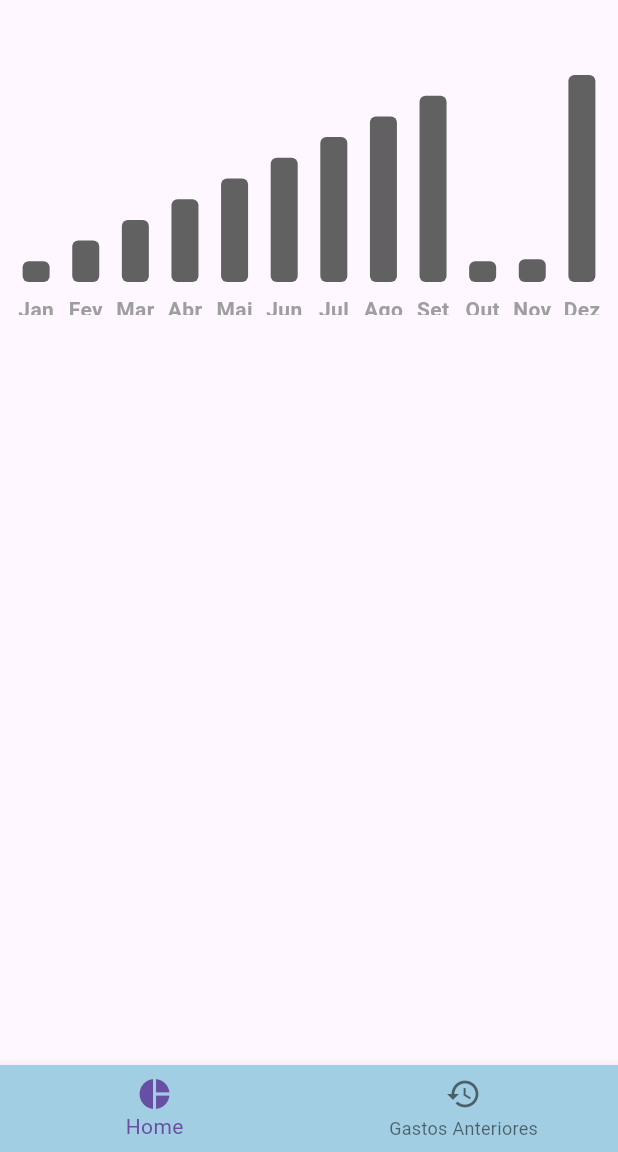
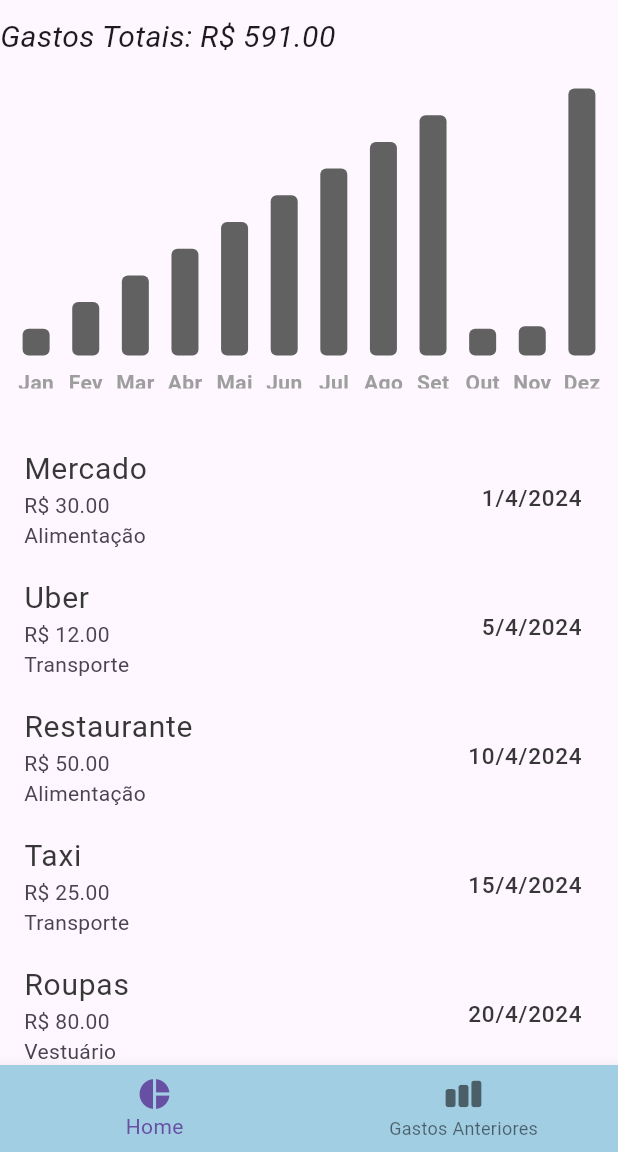
Before and after one commit to murilo-l1/projeto-disp-moveis, a Flutter app: the screen it shows after launch, item 2 of the bottom bar chosen, on a phone screen of 412 x 824 dp, the part 84-1236 px from its top. Run offline on Flutter 3.47's test engine with Material 3 defaults, Android fonts, the phone set to English and light mode, and no system bars; drawn by our look-alikes of fl_chart; our stand-ins replace flutter_svg, isar; accounts and stored records are empty.

Commit message:
BarChart and ScrollListView added to HistoricalPage

```diff
--- /dev/null
+++ b/expense_tracker/lib/charts/bar_chart.dart
@@ -0,0 +1,214 @@
+import 'package:fl_chart/fl_chart.dart';
+import 'package:flutter/material.dart';
+
+/* class _BarChart extends StatefulWidget {
+  const _BarChart({super.key});
+
+  @override
+  State<_BarChart> createState() => _BarChartState();
+} */
+
+/* class _BarChartState extends State<_BarChart>{
+  final List<double> monthExpenses = [
+    10.0,
+    20.0,
+    30.0,
+    40.0,
+    50.0,
+    60.0,
+    70.0,
+    80.0,
+    90.0,
+    10.0,
+    11.0,
+    120.0
+  ];
+
+  @override
+  Widget build(BuildContext context) {
+    return _BarChart(monthExpenses: expenseList);
+  }
+
+
+
+
+
+} */
+
+
+//criar um grafico de barras com 12 barras, uma para cada mes do ano
+class IndividualBar {
+  final int x;
+  final double y;
+
+  IndividualBar({
+    required this.x,
+    required this.y
+    });
+}
+
+class BarData{
+  final double januaryAmount;
+  final double februaryAmout;
+  final double marchAmout;
+  final double aprilAmount;
+  final double mayAmount;
+  final double juneAmount;
+  final double julyAmount;
+  final double augustAmount;
+  final double septemberAmount;
+  final double octoberAmount;
+  final double novemberAmount;
+  final double decemberAmount;
+
+  BarData({
+    required this.januaryAmount,
+    required this.februaryAmout,
+    required this.marchAmout,
+    required this.aprilAmount,
+    required this.mayAmount,
+    required this.juneAmount,
+    required this.julyAmount,
+    required this.augustAmount,
+    required this.septemberAmount,
+    required this.octoberAmount,
+    required this.novemberAmount,
+    required this.decemberAmount
+  });
+
+  List<IndividualBar> barData = [];
+
+
+  //inicializando os valores das barras respectivos aos gastos de cada mes
+  void initializeBarData(){
+      barData = [
+        IndividualBar(x: 0, y: januaryAmount),
+        IndividualBar(x: 1, y: februaryAmout),
+        IndividualBar(x: 2, y: marchAmout),
+        IndividualBar(x: 3, y: aprilAmount),
+        IndividualBar(x: 4, y: mayAmount),
+        IndividualBar(x: 5, y: juneAmount),
+        IndividualBar(x: 6, y: julyAmount),
+        IndividualBar(x: 7, y: augustAmount),
+        IndividualBar(x: 8, y: septemberAmount),
+        IndividualBar(x: 9, y: octoberAmount),
+        IndividualBar(x: 10, y: novemberAmount),
+        IndividualBar(x: 11, y: decemberAmount),
+        ];
+
+  }
+}
+
+
+class _BarChart extends StatelessWidget {
+  final List monthExpenses;
+  const _BarChart({super.key, required this.monthExpenses});
+
+  @override
+  Widget build(BuildContext context) {
+    BarData barData = BarData(
+      januaryAmount: monthExpenses[0],
+      februaryAmout: monthExpenses[1],
+      marchAmout: monthExpenses[2],
+      aprilAmount: monthExpenses[3],
+      mayAmount: monthExpenses[4],
+      juneAmount: monthExpenses[5],
+      julyAmount:  monthExpenses[6],
+      augustAmount: monthExpenses[7],
+       septemberAmount: monthExpenses[8],
+       octoberAmount: monthExpenses[9],
+       novemberAmount: monthExpenses[10],
+       decemberAmount: monthExpenses[11],
+       );
+      barData.initializeBarData();
+
+    return BarChart(
+      BarChartData(
+        maxY: 100,
+        minY: 0,
+        gridData: FlGridData(show: false),
+        borderData: FlBorderData(show: false),
+        titlesData: FlTitlesData(
+          show: true,
+          topTitles: AxisTitles(sideTitles: SideTitles(showTitles: false)),
+          leftTitles: AxisTitles(sideTitles: SideTitles(showTitles: false)),
+          rightTitles: AxisTitles(sideTitles: SideTitles(showTitles: false)),
+          // aqui a gente vai chamar a função que muda as coisas de numeros para meses
+          bottomTitles: AxisTitles(sideTitles: SideTitles(
+            showTitles: true,
+            getTitlesWidget: getBottomTitles,
+          ),
+          ),
+          ),
+        barGroups: barData.barData.
+        map(
+          (data) => BarChartGroupData(
+          x: data.x,
+          barRods: [
+            BarChartRodData(
+              toY: data.y,
+              color: Colors.grey[700],
+              width: 18,
+              borderRadius: BorderRadius.circular(4),
+              )
+          ],
+        )).toList(),
+      ),
+    );
+  }
+}
+
+Widget getBottomTitles(double value, TitleMeta meta){
+
+  const style = TextStyle(
+    color: Colors.grey,
+    fontWeight: FontWeight.bold,
+    fontSize: 14,
+  );
+
+  Widget text;
+
+  switch(value.toInt()){
+    case 0:
+      text = Text('Jan', style: style);
+      break;
+    case 1:
+      text = Text('Fev', style: style);
+      break;
+    case 2:
+      text = Text('Mar', style: style);
+      break;
+    case 3:
+      text = Text('Abr', style: style);
+      break;
+    case 4:
+      text = Text('Mai', style: style);
+      break;
+    case 5:
+      text = Text('Jun', style: style);
+      break;
+    case 6:
+      text = Text('Jul', style: style);
+      break;
+    case 7:
+      text = Text('Ago', style: style);
+      break;
+    case 8:
+      text = Text('Set', style: style);
+      break;
+    case 9:
+      text = Text('Out', style: style);
+      break;
+    case 10:
+      text = Text('Nov', style: style);
+      break;
+    case 11:
+      text = Text('Dez', style: style);
+      break;
+    default:
+      text = Text('', style: style);
+}
+
+  return SideTitleWidget(child: text, axisSide: meta.axisSide);
+
+}
--- a/expense_tracker/lib/pages/historical.dart
+++ b/expense_tracker/lib/pages/historical.dart
@@ -25,6 +25,21 @@ class _HistoricalPageState extends State<HistoricalPage> {
     120.0
   ];
 
+  List<Expense> expenses = [
+    Expense(name: 'Mercado', date: DateTime(2024, 4, 1), amount: 30.0, category: 'Alimentação'),
+    Expense(date: DateTime(2024, 4, 5), amount: 12.0, category: 'Transporte', name: 'Uber'),
+    Expense(name: 'Restaurante', date: DateTime(2024, 4, 10), amount: 50.0, category: 'Alimentação'),
+    Expense(date: DateTime(2024, 4, 15), amount: 25.0, category: 'Transporte', name: 'Taxi'),
+    Expense(name: 'Roupas', date: DateTime(2024, 4, 20), amount: 80.0, category: 'Vestuário'),
+    Expense(date: DateTime(2024, 4, 25), amount: 40.0, category: 'Transporte', name: 'Ônibus'),
+    Expense(name: 'Cinema', date: DateTime(2024, 4, 28), amount: 35.0, category: 'Lazer'),
+    Expense(date: DateTime(2024, 4, 30), amount: 20.0, category: 'Lazer', name: 'Parque'),
+    Expense(name: 'Viagem', date: DateTime(2024, 4, 30), amount: 200.0, category: 'Lazer'),
+    Expense(date: DateTime(2024, 4, 30), amount: 15.0, category: 'Lazer', name: 'Museu'),
+    Expense(name: 'Livros', date: DateTime(2024, 4, 30), amount: 50.0, category: 'Lazer'),
+    // mais despesas conforme necessário (vai virar banco de dados)
+  ];
+
   @override
   Widget build(BuildContext context) {
     return Scaffold(
@@ -33,18 +48,24 @@ class _HistoricalPageState extends State<HistoricalPage> {
         crossAxisAlignment: CrossAxisAlignment.stretch,
         children: [
           SizedBox(height: 10),
+          Text(
+            'Gastos Totais: R\$ ${calculateTotalExpenses(monthExpenses).toStringAsFixed(2)}' ,
+            textAlign: TextAlign.left,
+            style: TextStyle(
+              fontSize: 20,
+              fontStyle: FontStyle.italic,
+            ),
+          ),
           Padding(
-            padding: const EdgeInsets.only(top: 40.0), // Adjust as needed
+            padding: const EdgeInsets.only(top: 20), // Ajuste conforme necessário
             child: SizedBox(
-              height: 160, // Adjust the height as needed
+              height: 200,
               child: _BarChart(monthExpenses: monthExpenses),
             ),
           ),
-          /* Expanded(
-            child: SingleChildScrollView(
-              child: ExpenseScrollList(),
-            ),
-          ), */
+          SizedBox(height: 30),
+          // aqui ficara a lista de historico de gastos
+          buildScrollExpenseList(expenses),
           ],
       ),
       bottomNavigationBar: buildBottomNavigationBar(context),
@@ -118,7 +139,7 @@ class BarData{
 
 class _BarChart extends StatelessWidget {
   final List monthExpenses;
-  const _BarChart({super.key, required this.monthExpenses});
+  const _BarChart({Key? key, required this.monthExpenses}) : super(key: key);
 
   @override
   Widget build(BuildContext context) {
@@ -129,7 +150,7 @@ class _BarChart extends StatelessWidget {
       aprilAmount: monthExpenses[3],
       mayAmount: monthExpenses[4],
       juneAmount: monthExpenses[5],
-      julyAmount:  monthExpenses[6],
+      julyAmount: monthExpenses[6],
       augustAmount: monthExpenses[7],
       septemberAmount: monthExpenses[8],
       octoberAmount: monthExpenses[9],
@@ -138,7 +159,9 @@ class _BarChart extends StatelessWidget {
     );
     barData.initializeBarData();
 
-    return BarChart(
+    return Container(
+      height: 250,
+      child: BarChart(
         BarChartData(
           maxY: 100,
           minY: 0,
@@ -149,14 +172,14 @@ class _BarChart extends StatelessWidget {
             topTitles: AxisTitles(sideTitles: SideTitles(showTitles: false)),
             leftTitles: AxisTitles(sideTitles: SideTitles(showTitles: false)),
             rightTitles: AxisTitles(sideTitles: SideTitles(showTitles: false)),
-          // aqui a gente vai chamar a função que muda as coisas de numeros para meses
-          bottomTitles: AxisTitles(sideTitles: SideTitles(
+            bottomTitles: AxisTitles(
+              sideTitles: SideTitles(
                 showTitles: true,
                 getTitlesWidget: getBottomTitles,
-          ))
               ),
-        barGroups: barData.barData.
-        map(
+            ),
+          ),
+          barGroups: barData.barData.map(
             (data) => BarChartGroupData(
               x: data.x,
               barRods: [
@@ -167,7 +190,9 @@ class _BarChart extends StatelessWidget {
                   borderRadius: BorderRadius.circular(4),
                 )
               ],
-        )).toList(),
+            ),
+          ).toList(),
+        ),
       ),
     );
   }
@@ -228,36 +253,68 @@ Widget getBottomTitles(double value, TitleMeta meta){
 
 }
 
-//criar um historico scrollavel com apenas um item por hora como exemplo
+double calculateTotalExpenses(List<double> monthExpenses){
+  double total = 0;
+  for (int i = 0; i < monthExpenses.length; i++){
+    total += monthExpenses[i];
+  }
+  return total;
+}
 
-//criar um historico scrollavel com apenas um item por hora como exemplo
+// classe usada para salvar os gastos que serão apresentados na lista de histórico
+class Expense {
+  final String name;
+  final DateTime date;
+  final double amount;
+  final String category;
 
-class ExpenseScrollList extends StatelessWidget {
-  @override
-  Widget build(BuildContext context) {
-    // Example list of expenses
-    List<String> expenses = [
-      'Expense 1',
-      'Expense 2',
-      'Expense 3',
-      'Expense 4',
-      'Expense 5',
-      'Expense 6',
-      'Expense 7',
-      'Expense 8',
-      'Expense 9',
-      'Expense 10',
-    ];
+  Expense({required this.name, required this.date, required this.amount, required this.category});
+}
 
+//criar um historico scrollavel com apenas itens arbitrarios para teste
+Widget buildScrollExpenseList(List<Expense> expenses) {
   return Expanded(
-      child: ListView.builder(
+    child: SingleChildScrollView(
+      child: Column(
+        crossAxisAlignment: CrossAxisAlignment.stretch,
+        children: [
+          // Lista de gastos
+          ListView.builder(
+            shrinkWrap: true,
             itemCount: expenses.length,
             itemBuilder: (BuildContext context, int index) {
               return ListTile(
-            title: Text(expenses[index]),
+                title: Text(
+                  expenses[index].name,
+                  style: TextStyle(
+                    fontSize: 20,
+                    color: const Color.fromARGB(255, 56, 55, 55)
+                  ),
+                  textAlign: TextAlign.start, // Centraliza o texto horizontalmente
+                ),
+                subtitle: Column(
+                  crossAxisAlignment: CrossAxisAlignment.start,
+                  children: [
+                    Text(
+                      'R\$ ${expenses[index].amount.toStringAsFixed(2)}',
+                    ),
+                    Text(
+                      expenses[index].category,
+                    ),
+                  ],
+                ),
+                trailing: Text(
+                  '${expenses[index].date.day}/${expenses[index].date.month}/${expenses[index].date.year}',
+                  style: TextStyle(
+                    fontSize: 15,
+                    color: const Color.fromARGB(255, 56, 55, 55)
+                  ),
+                ),
               );
             },
+          )
+        ],
+      ),
     ),
   );
 }
-}
```
Also changed, not shown: expense_tracker/lib/pages/home.dart (+16 -14 lines). Lines whose indentation alone changed are shown as unchanged.
